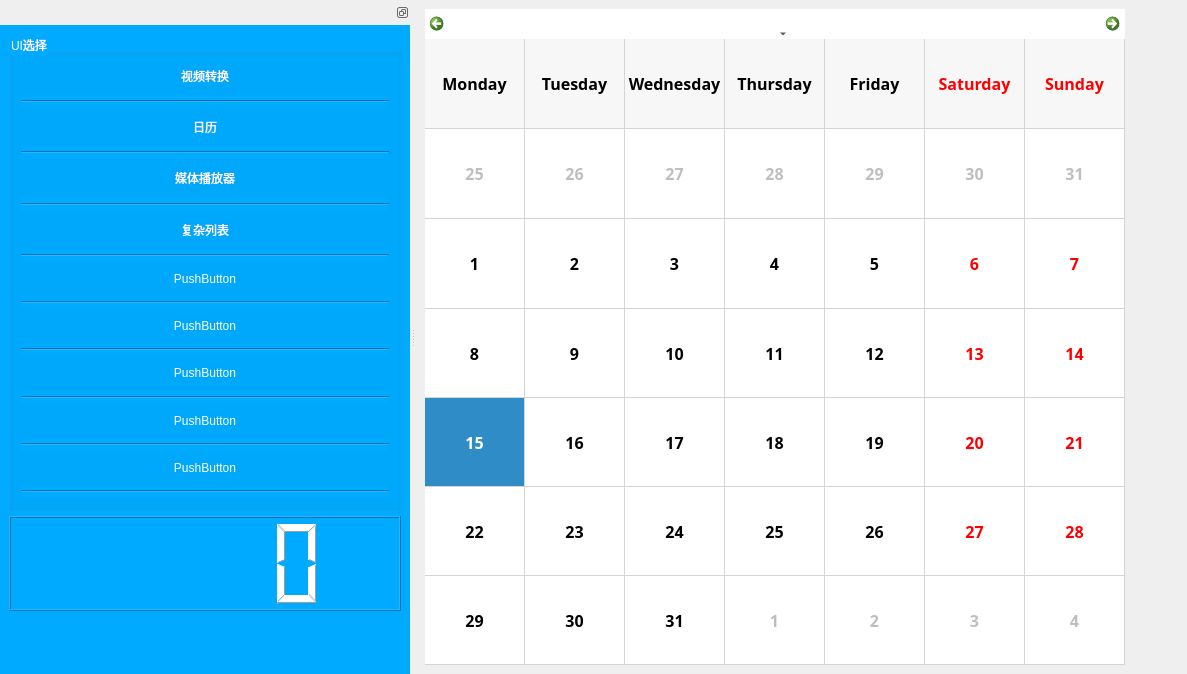
Qt form mainwindow.ui (MyQt/UITest) before a commit.
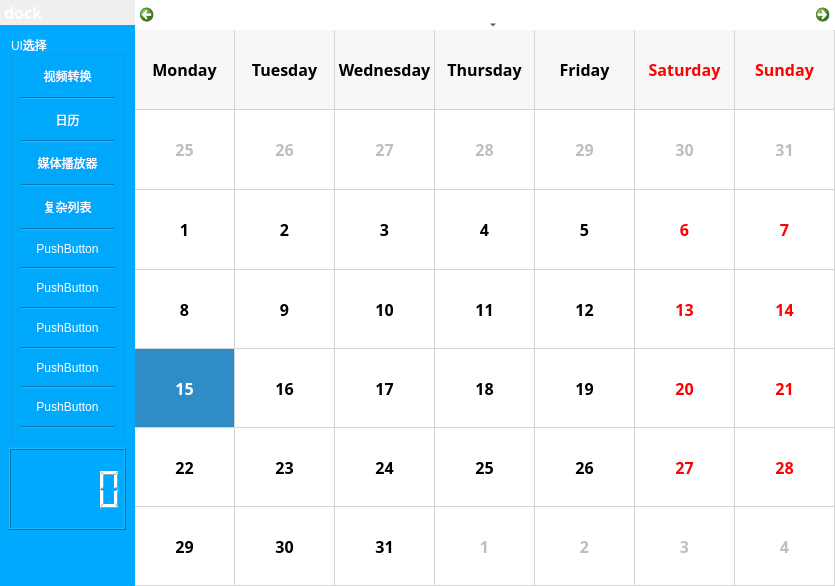
The same form after that commit. Icons and pictures are not drawn. Custom widgets are drawn as their Qt base class.

Commit message: dock栏实现动画隐藏/显示

```diff
--- a/mainwindow.ui
+++ b/mainwindow.ui
@@ -9,8 +9,8 @@
    <rect>
     <x>0</x>
     <y>0</y>
-    <width>1187</width>
-    <height>658</height>
+    <width>835</width>
+    <height>586</height>
    </rect>
   </property>
   <property name="sizePolicy">
@@ -77,45 +77,24 @@
      <height>16777215</height>
     </size>
    </property>
-   <layout class="QHBoxLayout" name="horizontalLayout_2">
-    <item>
-     <layout class="QHBoxLayout" name="horizontalLayout" stretch="1,1,1,1">
-      <item>
-       <widget class="QCalendarWidget" name="calendarWidget">
-        <property name="sizePolicy">
-         <sizepolicy hsizetype="Preferred" vsizetype="Preferred">
-          <horstretch>0</horstretch>
-          <verstretch>0</verstretch>
-         </sizepolicy>
-        </property>
-        <property name="minimumSize">
-         <size>
-          <width>0</width>
-          <height>0</height>
-         </size>
-        </property>
-        <property name="maximumSize">
-         <size>
-          <width>16777215</width>
-          <height>16777215</height>
-         </size>
-        </property>
-        <property name="styleSheet">
-         <string notr="true">background-color: rgb(255, 255, 255);</string>
-        </property>
-        <property name="gridVisible">
-         <bool>true</bool>
-        </property>
-        <property name="horizontalHeaderFormat">
-         <enum>QCalendarWidget::LongDayNames</enum>
-        </property>
-        <property name="verticalHeaderFormat">
-         <enum>QCalendarWidget::NoVerticalHeader</enum>
-        </property>
-       </widget>
-      </item>
+   <layout class="QHBoxLayout" name="horizontalLayout_2" stretch="1,5">
+    <property name="spacing">
+     <number>0</number>
+    </property>
+    <property name="leftMargin">
+     <number>0</number>
+    </property>
+    <property name="topMargin">
+     <number>0</number>
+    </property>
+    <property name="rightMargin">
+     <number>0</number>
+    </property>
+    <property name="bottomMargin">
+     <number>0</number>
+    </property>
       <item>
-       <widget class="VideoConvert" name="widget_convert" native="true">
+     <widget class="QDockWidget" name="dockWidget_2">
         <property name="sizePolicy">
          <sizepolicy hsizetype="Preferred" vsizetype="Preferred">
           <horstretch>0</horstretch>
@@ -132,78 +111,6 @@
          <size>
           <width>16777215</width>
           <height>16777215</height>
-         </size>
-        </property>
-       </widget>
-      </item>
-      <item>
-       <widget class="MyMediaPlayer" name="widget_player" native="true">
-        <property name="enabled">
-         <bool>true</bool>
-        </property>
-        <property name="sizePolicy">
-         <sizepolicy hsizetype="Preferred" vsizetype="Preferred">
-          <horstretch>0</horstretch>
-          <verstretch>0</verstretch>
-         </sizepolicy>
-        </property>
-        <property name="minimumSize">
-         <size>
-          <width>0</width>
-          <height>0</height>
-         </size>
-        </property>
-        <property name="maximumSize">
-         <size>
-          <width>16777215</width>
-          <height>16777215</height>
-         </size>
-        </property>
-       </widget>
-      </item>
-      <item>
-       <widget class="FormList" name="widget_list" native="true">
-        <property name="sizePolicy">
-         <sizepolicy hsizetype="Preferred" vsizetype="Preferred">
-          <horstretch>0</horstretch>
-          <verstretch>0</verstretch>
-         </sizepolicy>
-        </property>
-        <property name="minimumSize">
-         <size>
-          <width>0</width>
-          <height>0</height>
-         </size>
-        </property>
-        <property name="maximumSize">
-         <size>
-          <width>16777215</width>
-          <height>16777215</height>
-         </size>
-        </property>
-       </widget>
-      </item>
-     </layout>
-    </item>
-   </layout>
-  </widget>
-  <widget class="MyDockWidget" name="dockWidget">
-   <property name="sizePolicy">
-    <sizepolicy hsizetype="Expanding" vsizetype="Expanding">
-     <horstretch>0</horstretch>
-     <verstretch>0</verstretch>
-    </sizepolicy>
-   </property>
-   <property name="minimumSize">
-    <size>
-     <width>410</width>
-     <height>674</height>
-    </size>
-   </property>
-   <property name="maximumSize">
-    <size>
-     <width>640</width>
-     <height>1109</height>
     </size>
    </property>
    <property name="sizeIncrement">
@@ -228,18 +135,15 @@
     <bool>false</bool>
    </property>
    <property name="features">
-    <set>QDockWidget::DockWidgetFloatable|QDockWidget::DockWidgetMovable</set>
+       <set>QDockWidget::DockWidgetMovable</set>
    </property>
    <property name="allowedAreas">
     <set>Qt::NoDockWidgetArea</set>
    </property>
    <property name="windowTitle">
-    <string/>
-   </property>
-   <attribute name="dockWidgetArea">
-    <number>1</number>
-   </attribute>
-   <widget class="QWidget" name="dockWidgetContents_2">
+       <string>dock</string>
+      </property>
+      <widget class="QWidget" name="dockWidgetContents_3">
     <property name="sizePolicy">
      <sizepolicy hsizetype="Preferred" vsizetype="Preferred">
       <horstretch>0</horstretch>
@@ -258,7 +162,7 @@
       <height>1080</height>
      </size>
     </property>
-    <layout class="QVBoxLayout" name="verticalLayout" stretch="10,2,1">
+       <layout class="QVBoxLayout" name="verticalLayout_3" stretch="10,2,1">
      <item>
       <widget class="QGroupBox" name="groupBox">
        <property name="title">
@@ -324,7 +228,10 @@
          </widget>
         </item>
         <item>
-         <widget class="QPushButton" name="pushButton_player">
+            <widget class="QPushButton" name="pushButton_player_2">
+             <property name="enabled">
+              <bool>true</bool>
+             </property>
           <property name="sizePolicy">
            <sizepolicy hsizetype="Expanding" vsizetype="Expanding">
             <horstretch>0</horstretch>
@@ -561,6 +468,133 @@
     </layout>
    </widget>
   </widget>
+    </item>
+    <item>
+     <widget class="QWidget" name="widget_right" native="true">
+      <layout class="QHBoxLayout" name="horizontalLayout" stretch="1,1,1,1">
+       <property name="spacing">
+        <number>0</number>
+       </property>
+       <property name="leftMargin">
+        <number>0</number>
+       </property>
+       <property name="topMargin">
+        <number>0</number>
+       </property>
+       <property name="rightMargin">
+        <number>0</number>
+       </property>
+       <property name="bottomMargin">
+        <number>0</number>
+       </property>
+       <item>
+        <widget class="QCalendarWidget" name="calendarWidget">
+         <property name="sizePolicy">
+          <sizepolicy hsizetype="Preferred" vsizetype="Preferred">
+           <horstretch>0</horstretch>
+           <verstretch>0</verstretch>
+          </sizepolicy>
+         </property>
+         <property name="minimumSize">
+          <size>
+           <width>0</width>
+           <height>0</height>
+          </size>
+         </property>
+         <property name="maximumSize">
+          <size>
+           <width>16777215</width>
+           <height>16777215</height>
+          </size>
+         </property>
+         <property name="styleSheet">
+          <string notr="true">background-color: rgb(255, 255, 255);</string>
+         </property>
+         <property name="gridVisible">
+          <bool>true</bool>
+         </property>
+         <property name="horizontalHeaderFormat">
+          <enum>QCalendarWidget::LongDayNames</enum>
+         </property>
+         <property name="verticalHeaderFormat">
+          <enum>QCalendarWidget::NoVerticalHeader</enum>
+         </property>
+        </widget>
+       </item>
+       <item>
+        <widget class="VideoConvert" name="widget_convert" native="true">
+         <property name="sizePolicy">
+          <sizepolicy hsizetype="Preferred" vsizetype="Preferred">
+           <horstretch>0</horstretch>
+           <verstretch>0</verstretch>
+          </sizepolicy>
+         </property>
+         <property name="minimumSize">
+          <size>
+           <width>0</width>
+           <height>0</height>
+          </size>
+         </property>
+         <property name="maximumSize">
+          <size>
+           <width>16777215</width>
+           <height>16777215</height>
+          </size>
+         </property>
+        </widget>
+       </item>
+       <item>
+        <widget class="MyMediaPlayer" name="widget_player" native="true">
+         <property name="enabled">
+          <bool>true</bool>
+         </property>
+         <property name="sizePolicy">
+          <sizepolicy hsizetype="Preferred" vsizetype="Preferred">
+           <horstretch>0</horstretch>
+           <verstretch>0</verstretch>
+          </sizepolicy>
+         </property>
+         <property name="minimumSize">
+          <size>
+           <width>0</width>
+           <height>0</height>
+          </size>
+         </property>
+         <property name="maximumSize">
+          <size>
+           <width>16777215</width>
+           <height>16777215</height>
+          </size>
+         </property>
+        </widget>
+       </item>
+       <item>
+        <widget class="FormList" name="widget_list" native="true">
+         <property name="sizePolicy">
+          <sizepolicy hsizetype="Preferred" vsizetype="Preferred">
+           <horstretch>0</horstretch>
+           <verstretch>0</verstretch>
+          </sizepolicy>
+         </property>
+         <property name="minimumSize">
+          <size>
+           <width>0</width>
+           <height>0</height>
+          </size>
+         </property>
+         <property name="maximumSize">
+          <size>
+           <width>16777215</width>
+           <height>16777215</height>
+          </size>
+         </property>
+        </widget>
+       </item>
+      </layout>
+     </widget>
+    </item>
+   </layout>
+  </widget>
  </widget>
  <customwidgets>
   <customwidget>
@@ -581,12 +615,6 @@
    <header location="global">formlist.h</header>
    <container>1</container>
   </customwidget>
-  <customwidget>
-   <class>MyDockWidget</class>
-   <extends>QDockWidget</extends>
-   <header location="global">mydockwidget.h</header>
-   <container>1</container>
-  </customwidget>
  </customwidgets>
  <resources>
   <include location="res.qrc"/>
```
Left out of the diff: 47 changed lines with no effect on the pictures. Lines whose indentation alone changed are shown as unchanged. The commit also changes 7 other files.
